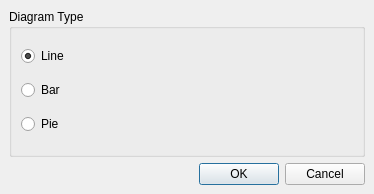
Old version of the form plugins/diagramtype.ui in the repository KDAB/KDChart.
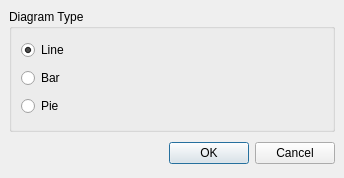
New version of the form.

Commit message: make it compile qt 414

The edit to the form file:
```diff
--- a/plugins/diagramtype.ui
+++ b/plugins/diagramtype.ui
@@ -5,8 +5,8 @@
    <rect>
     <x>0</x>
     <y>0</y>
-    <width>374</width>
-    <height>194</height>
+    <width>344</width>
+    <height>178</height>
    </rect>
   </property>
   <property name="windowTitle" >
@@ -20,6 +20,14 @@
     <number>6</number>
    </property>
    <item row="0" column="0" >
+    <layout class="QVBoxLayout" >
+     <property name="margin" >
+      <number>0</number>
+     </property>
+     <property name="spacing" >
+      <number>6</number>
+     </property>
+     <item>
     <widget class="QGroupBox" name="diagramTypeGB" >
      <property name="title" >
       <string>Diagram Type</string>
@@ -58,17 +66,46 @@
      </layout>
     </widget>
    </item>
-   <item row="1" column="0" >
-    <widget class="QDialogButtonBox" name="buttonBox" >
+     <item>
+      <layout class="QHBoxLayout" >
+       <property name="margin" >
+        <number>0</number>
+       </property>
+       <property name="spacing" >
+        <number>6</number>
+       </property>
+       <item>
+        <spacer>
      <property name="orientation" >
       <enum>Qt::Horizontal</enum>
      </property>
-     <property name="standardButtons" >
-      <set>QDialogButtonBox::Cancel|QDialogButtonBox::NoButton|QDialogButtonBox::Ok</set>
-     </property>
-    </widget>
-   </item>
-  </layout>
+         <property name="sizeHint" >
+          <size>
+           <width>131</width>
+           <height>31</height>
+          </size>
+         </property>
+        </spacer>
+       </item>
+       <item>
+        <widget class="QPushButton" name="okButton" >
+         <property name="text" >
+          <string>OK</string>
+         </property>
+        </widget>
+       </item>
+       <item>
+        <widget class="QPushButton" name="cancelButton" >
+         <property name="text" >
+          <string>Cancel</string>
+         </property>
+        </widget>
+       </item>
+      </layout>
+     </item>
+    </layout>
+   </item>
+  </layout>
  </widget>
  <resources/>
  <connections>
```
Left out of the diff: 38 changed lines with no effect on the pictures. Lines whose indentation alone changed are shown as unchanged. The commit also changes 1 other file.
